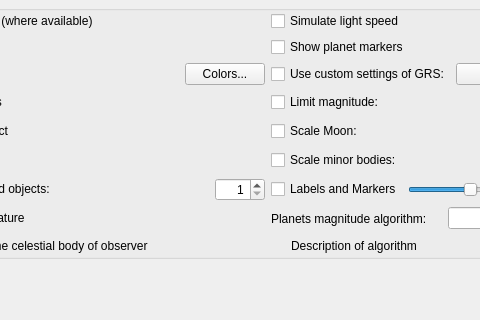
Old version of the form src/gui/viewDialog.ui in the repository 519984307/stellarium_src; both pictures show x 187 to 667 and y 109 to 429 of the 809 by 567 pixel window.
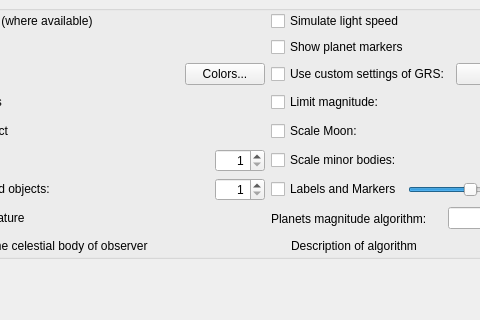
New version of the form. The open tabs and pages were chosen to show the change. Icons and pictures are not drawn. Custom widgets are drawn as their Qt base class.

Commit message: Added tool for adjustable thickness of the planetary trails (fix #1087)

What changed in the file:
```diff
--- a/src/gui/viewDialog.ui
+++ b/src/gui/viewDialog.ui
@@ -1320,6 +1320,28 @@
                  </property>
                 </widget>
                </item>
+               <item>
+                <widget class="QSpinBox" name="planetTrailsThicknessSpinBox">
+                 <property name="maximumSize">
+                  <size>
+                   <width>50</width>
+                   <height>16777215</height>
+                  </size>
+                 </property>
+                 <property name="toolTip">
+                  <string>Trails thickness</string>
+                 </property>
+                 <property name="alignment">
+                  <set>Qt::AlignRight|Qt::AlignTrailing|Qt::AlignVCenter</set>
+                 </property>
+                 <property name="minimum">
+                  <number>1</number>
+                 </property>
+                 <property name="maximum">
+                  <number>5</number>
+                 </property>
+                </widget>
+               </item>
               </layout>
              </item>
              <item row="5" column="0">
```
The commit also changes 3 other files.
